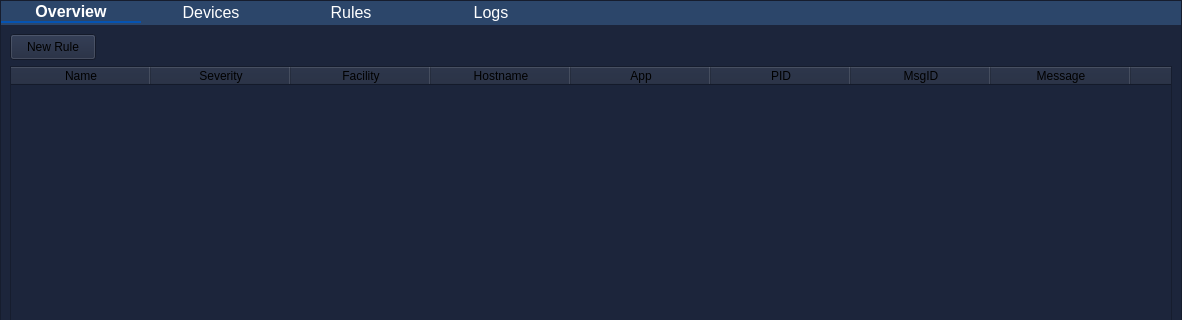
First picture: the form in mainwindow.ui, repository josschi95/OTIS, before the edit; both pictures show x 0 to 1182 and y 0 to 320 of the 1182 by 678 pixel window.
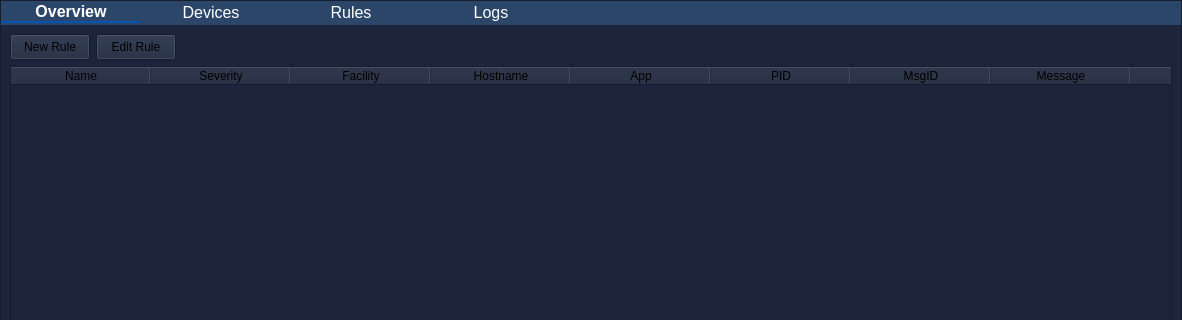
Second picture: the form after the edit. Custom widgets are drawn as their Qt base class.

Commit message: rule editing dialog, project cleanup

```diff
--- a/mainwindow.ui
+++ b/mainwindow.ui
@@ -307,6 +307,11 @@
              </property>
              <layout class="QVBoxLayout" name="verticalLayout_7">
               <item>
+               <layout class="QHBoxLayout" name="horizontalLayout_2">
+                <property name="bottomMargin">
+                 <number>0</number>
+                </property>
+                <item>
                <widget class="QPushButton" name="newRuleButton">
                 <property name="minimumSize">
                  <size>
@@ -324,6 +329,34 @@
                  <string>New Rule</string>
                 </property>
                </widget>
+                </item>
+                <item>
+                 <widget class="QPushButton" name="editRuleButton">
+                  <property name="maximumSize">
+                   <size>
+                    <width>86</width>
+                    <height>26</height>
+                   </size>
+                  </property>
+                  <property name="text">
+                   <string>Edit Rule</string>
+                  </property>
+                 </widget>
+                </item>
+                <item>
+                 <spacer name="horizontalSpacer_2">
+                  <property name="orientation">
+                   <enum>Qt::Orientation::Horizontal</enum>
+                  </property>
+                  <property name="sizeHint" stdset="0">
+                   <size>
+                    <width>40</width>
+                    <height>20</height>
+                   </size>
+                  </property>
+                 </spacer>
+                </item>
+               </layout>
               </item>
               <item>
                <widget class="QTableWidget" name="rulesTable">
```
Lines whose indentation alone changed are shown as unchanged. The commit also changes 16 other files.
